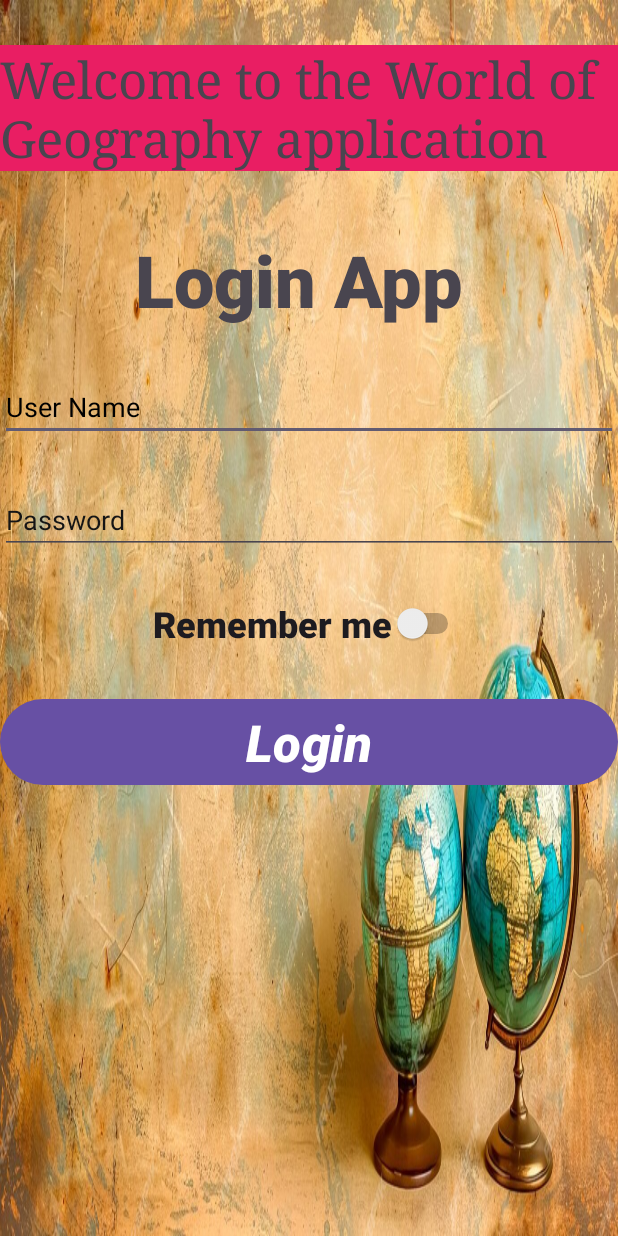
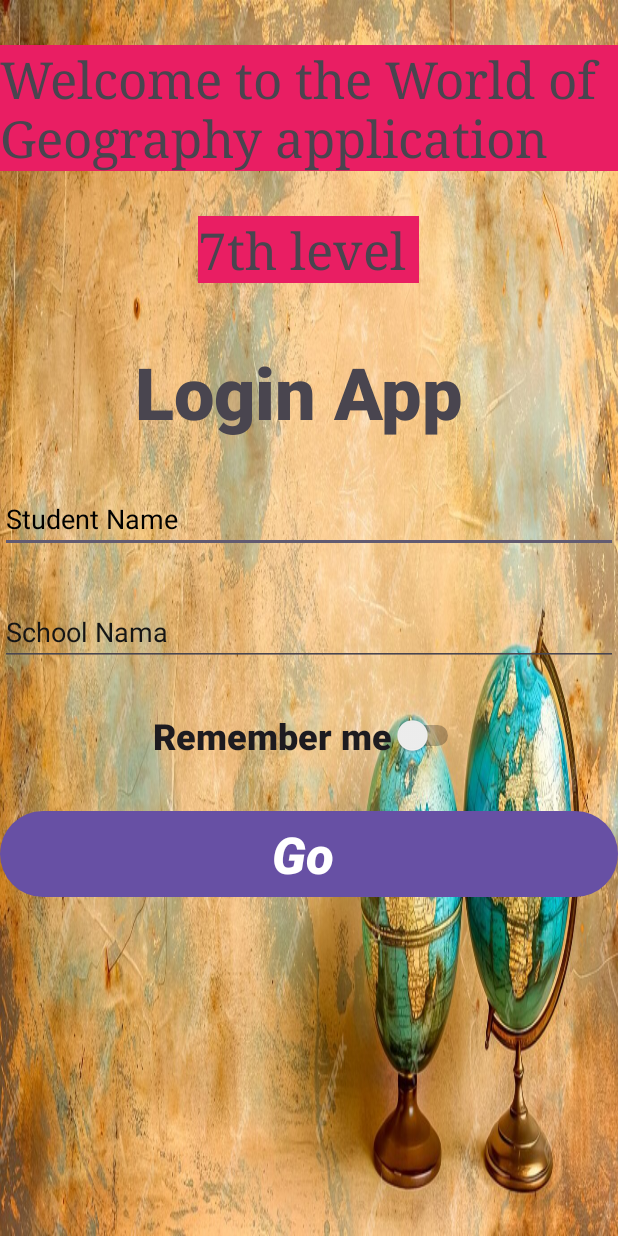
Before and after one commit to IbraheemAbuHijleh/Assigmnent-1-Solution-Second-Semester-20244, an Android app: the screen it shows after launch (MainActivity), on a phone screen of 412 x 824 dp. Run offline under Robolectric (Android 15) with nearby library versions, the phone set to English and light mode, and no system bars.

Commit message:
version1

```diff
--- a/app/src/main/java/com/example/assigment1/MainActivity.java
+++ b/app/src/main/java/com/example/assigment1/MainActivity.java
@@ -21,7 +21,7 @@ public class MainActivity extends AppCompatActivity {
      private SharedPreferences save;
      private SharedPreferences.Editor editor;
      public static final String Name="Name";
-    public static final String Pass="Pass";
+    public static final String NameSchool="Pass";
      public static final String Flag="Fales";
 
      private boolean falg=true;
@@ -46,7 +46,7 @@ public class MainActivity extends AppCompatActivity {
         if(falg){
             txtname.setText(save.getString(Name,""));
 
-            txtpass.setText(save.getString(Pass,""));
+            txtpass.setText(save.getString(NameSchool,""));
 
             checked.setChecked(true);
         }
@@ -88,7 +88,7 @@ public class MainActivity extends AppCompatActivity {
 
             editor.putString(Name,name);
 
-            editor.putString(Pass,pass);
+            editor.putString(NameSchool,pass);
 
             editor.putBoolean(Flag,true);
 
@@ -111,7 +111,7 @@ public class MainActivity extends AppCompatActivity {
 
             editor.putString(Name,name);
 
-            editor.putString(Pass,pass);
+            editor.putString(NameSchool,pass);
 
             editor.putBoolean(Flag,true);
 
--- a/app/src/main/java/com/example/assigment1/Quiz.java
+++ b/app/src/main/java/com/example/assigment1/Quiz.java
@@ -34,6 +34,8 @@ public class Quiz extends AppCompatActivity {
     private RadioButton rad3 = null ;
     private RadioButton rad4 = null ;
 
+    private boolean Flag=false;
+
 
     @Override
     protected void onCreate(Bundle savedInstanceState) {
@@ -60,6 +62,8 @@ public class Quiz extends AppCompatActivity {
         choicethree=savedInstanceState.getInt("IDQ3");
 
         choicefour=savedInstanceState.getInt("IDQ4");
+
+        sceond=savedInstanceState.getInt("Second");
 
         rad1 = findViewById(choiceone);
 
@@ -99,7 +103,9 @@ public class Quiz extends AppCompatActivity {
 
                 txt.setText(time);
 
-                sceond++;
+
+
+                    sceond++;
 
                 handler.postDelayed(this, 1000);
             }
@@ -194,5 +200,7 @@ public class Quiz extends AppCompatActivity {
         outState.putInt("IDQ3",choicethree);
 
         outState.putInt("IDQ4",choicefour);
+
+        outState.putInt("Second",sceond);
     }
 }
--- a/app/src/main/res/layout/activity_main.xml
+++ b/app/src/main/res/layout/activity_main.xml
@@ -11,14 +11,15 @@
 
     <TextView
         android:id="@+id/textView"
-        android:layout_width="match_parent"
+        android:text="Welcome to the World of Geography application"
+        style="@style/TextStyle" />
+
+    <TextView
+        android:id="@+id/textView7"
+        android:layout_width="wrap_content"
         android:layout_height="wrap_content"
-        android:layout_gravity="center"
-        android:layout_marginTop="30dp"
-        android:background="#E91E63"
-        android:fontFamily="serif"
-        android:text="Welcome to the World of Geography application"
-        android:textSize="34sp" />
+        android:text="7th level "
+        style="@style/TextStyle"/>
 
     <TextView
         android:id="@+id/textView2"
@@ -37,7 +38,7 @@
         android:layout_gravity="center"
         android:layout_marginTop="30dp"
         android:ems="10"
-        android:hint="User Name"
+        android:hint="Student Name"
         android:inputType="text"
         android:textColorHint="@color/black" />
 
@@ -48,8 +49,8 @@
         android:layout_gravity="center"
         android:layout_marginTop="30dp"
         android:ems="10"
-        android:hint="Password"
-        android:inputType="textPassword"
+        android:hint="School Nama"
+        android:inputType="text"
         android:textColorHint="#151515" />
 
     <Switch
@@ -67,10 +68,10 @@
         android:layout_width="match_parent"
         android:layout_height="wrap_content"
         android:layout_marginTop="30dp"
-        android:text="Login"
+        android:onClick="btnonclick"
+        android:text="Go "
         android:textSize="34sp"
-        android:textStyle="normal|bold|italic"
-        android:onClick="btnonclick"/>
+        android:textStyle="normal|bold|italic" />
 
     <TextView
         android:id="@+id/txtres"
--- a/app/src/main/res/values/styles.xml
+++ b/app/src/main/res/values/styles.xml
@@ -7,4 +7,14 @@
         <item name="android:fontFamily">sans-serif-black</item>
         <item name="android:textSize">20sp</item>
     </style>
+
+    <style name="TextStyle">
+        <item name="android:layout_width">match_parent</item>
+        <item name="android:layout_height">wrap_content</item>
+        <item name="android:layout_gravity">center</item>
+        <item name="android:layout_marginTop">30dp</item>
+        <item name="android:background">#E91E63</item>
+        <item name="android:fontFamily">serif</item>
+        <item name="android:textSize">34sp</item>
+    </style>
 </resources>
```
